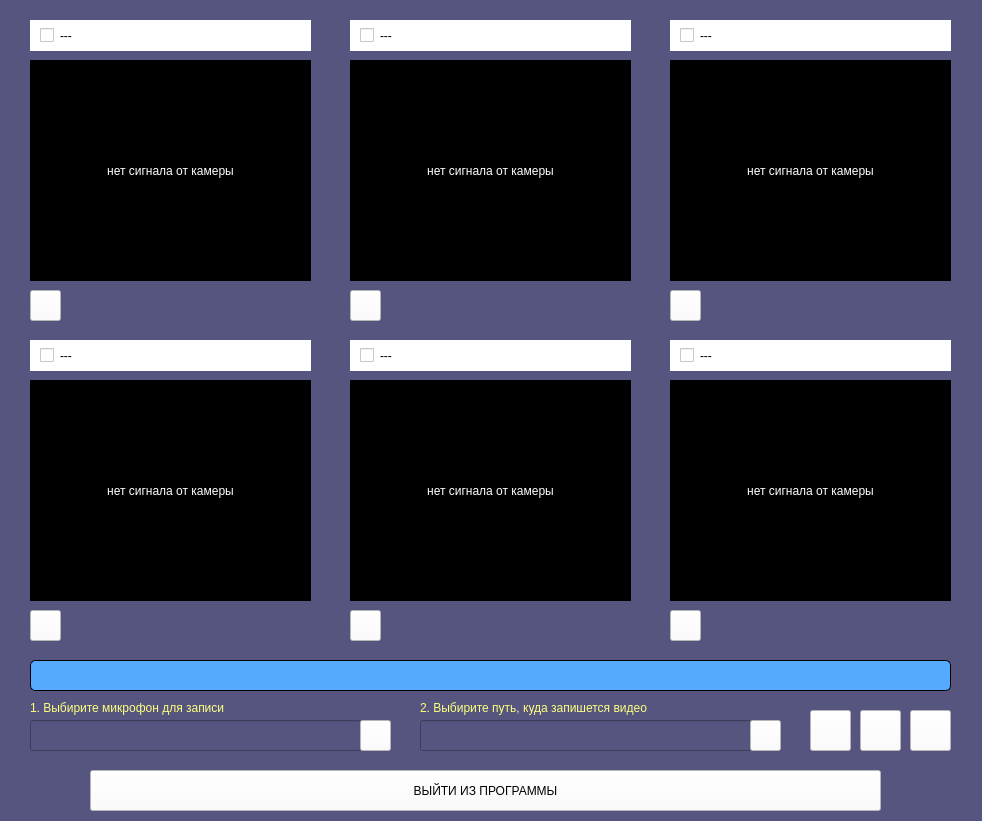
Before: the Qt Designer form GUI/main.ui in dimanchik79/ScoolCam, drawn with Qt 5.
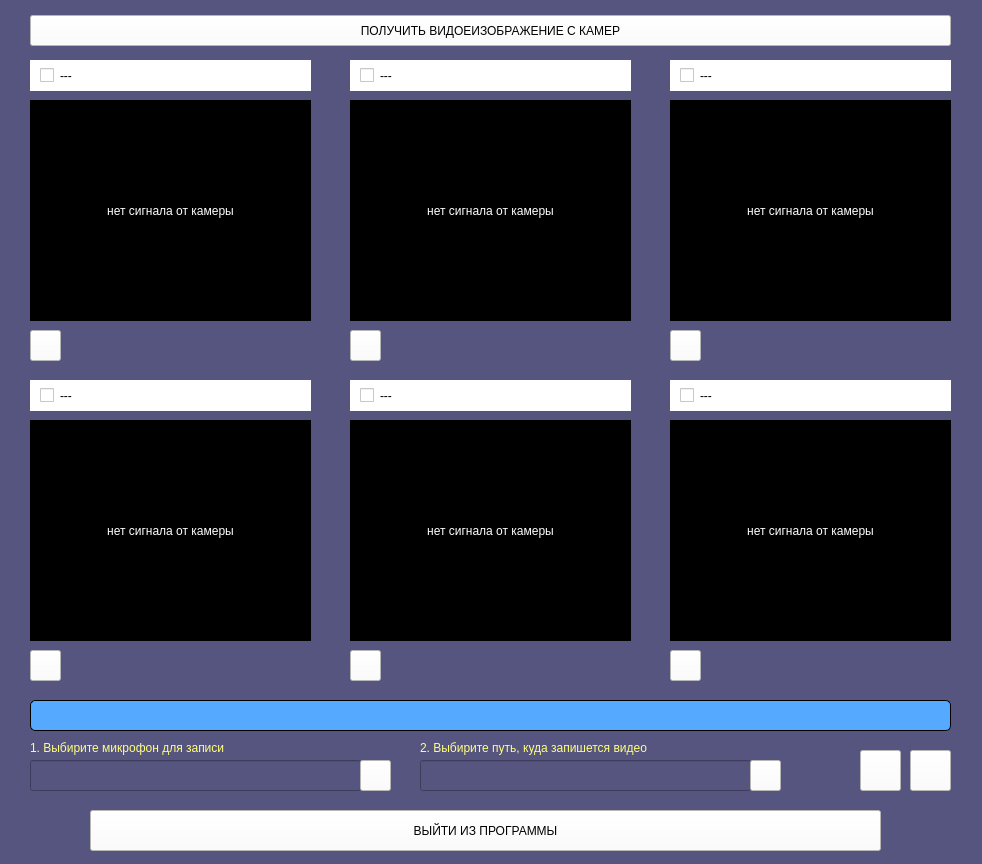
After: the same form once the commit is applied. Icons and pictures are not drawn.

Commit message: time one

Diff of the .ui file:
```diff
--- a/GUI/main.ui
+++ b/GUI/main.ui
@@ -10,7 +10,7 @@
     <x>0</x>
     <y>0</y>
     <width>982</width>
-    <height>821</height>
+    <height>864</height>
    </rect>
   </property>
   <property name="windowTitle">
@@ -31,7 +31,7 @@
     <property name="geometry">
      <rect>
       <x>30</x>
-      <y>700</y>
+      <y>740</y>
       <width>321</width>
       <height>16</height>
      </rect>
@@ -50,7 +50,7 @@
     <property name="geometry">
      <rect>
       <x>30</x>
-      <y>720</y>
+      <y>760</y>
       <width>331</width>
       <height>31</height>
      </rect>
@@ -63,7 +63,7 @@
     <property name="geometry">
      <rect>
       <x>360</x>
-      <y>720</y>
+      <y>760</y>
       <width>31</width>
       <height>31</height>
      </rect>
@@ -83,7 +83,7 @@
     <property name="geometry">
      <rect>
       <x>420</x>
-      <y>700</y>
+      <y>740</y>
       <width>321</width>
       <height>16</height>
      </rect>
@@ -102,7 +102,7 @@
     <property name="geometry">
      <rect>
       <x>420</x>
-      <y>720</y>
+      <y>760</y>
       <width>331</width>
       <height>31</height>
      </rect>
@@ -115,7 +115,7 @@
     <property name="geometry">
      <rect>
       <x>750</x>
-      <y>720</y>
+      <y>760</y>
       <width>31</width>
       <height>31</height>
      </rect>
@@ -134,8 +134,8 @@
    <widget class="QPushButton" name="record">
     <property name="geometry">
      <rect>
-      <x>810</x>
-      <y>710</y>
+      <x>860</x>
+      <y>750</y>
       <width>41</width>
       <height>41</height>
      </rect>
@@ -160,40 +160,11 @@
      </size>
     </property>
    </widget>
-   <widget class="QPushButton" name="pause">
-    <property name="geometry">
-     <rect>
-      <x>860</x>
-      <y>710</y>
-      <width>41</width>
-      <height>41</height>
-     </rect>
-    </property>
-    <property name="toolTip">
-     <string>Поставить на паузу запись</string>
-    </property>
-    <property name="styleSheet">
-     <string notr="true">background-color: rgb(255, 255, 255);</string>
-    </property>
-    <property name="text">
-     <string/>
-    </property>
-    <property name="icon">
-     <iconset>
-      <normaloff>../IMG/pause.png</normaloff>../IMG/pause.png</iconset>
-    </property>
-    <property name="iconSize">
-     <size>
-      <width>36</width>
-      <height>36</height>
-     </size>
-    </property>
-   </widget>
    <widget class="QPushButton" name="stop">
     <property name="geometry">
      <rect>
       <x>910</x>
-      <y>710</y>
+      <y>750</y>
       <width>41</width>
       <height>41</height>
      </rect>
@@ -222,7 +193,7 @@
     <property name="geometry">
      <rect>
       <x>90</x>
-      <y>770</y>
+      <y>810</y>
       <width>791</width>
       <height>41</height>
      </rect>
@@ -242,7 +213,7 @@
     <property name="geometry">
      <rect>
       <x>350</x>
-      <y>340</y>
+      <y>380</y>
       <width>281</width>
       <height>31</height>
      </rect>
@@ -263,7 +234,7 @@
     <property name="geometry">
      <rect>
       <x>30</x>
-      <y>340</y>
+      <y>380</y>
       <width>281</width>
       <height>31</height>
      </rect>
@@ -284,7 +255,7 @@
     <property name="geometry">
      <rect>
       <x>350</x>
-      <y>380</y>
+      <y>420</y>
       <width>281</width>
       <height>221</height>
      </rect>
@@ -304,7 +275,7 @@
     <property name="geometry">
      <rect>
       <x>350</x>
-      <y>20</y>
+      <y>60</y>
       <width>281</width>
       <height>31</height>
      </rect>
@@ -325,7 +296,7 @@
     <property name="geometry">
      <rect>
       <x>670</x>
-      <y>60</y>
+      <y>100</y>
       <width>281</width>
       <height>221</height>
      </rect>
@@ -345,7 +316,7 @@
     <property name="geometry">
      <rect>
       <x>30</x>
-      <y>20</y>
+      <y>60</y>
       <width>281</width>
       <height>31</height>
      </rect>
@@ -366,7 +337,7 @@
     <property name="geometry">
      <rect>
       <x>670</x>
-      <y>20</y>
+      <y>60</y>
       <width>281</width>
       <height>31</height>
      </rect>
@@ -387,7 +358,7 @@
     <property name="geometry">
      <rect>
       <x>30</x>
-      <y>380</y>
+      <y>420</y>
       <width>281</width>
       <height>221</height>
      </rect>
@@ -407,7 +378,7 @@
     <property name="geometry">
      <rect>
       <x>30</x>
-      <y>60</y>
+      <y>100</y>
       <width>281</width>
       <height>221</height>
      </rect>
@@ -427,7 +398,7 @@
     <property name="geometry">
      <rect>
       <x>670</x>
-      <y>380</y>
+      <y>420</y>
       <width>281</width>
       <height>221</height>
      </rect>
@@ -447,7 +418,7 @@
     <property name="geometry">
      <rect>
       <x>350</x>
-      <y>60</y>
+      <y>100</y>
       <width>281</width>
       <height>221</height>
      </rect>
@@ -467,7 +438,7 @@
     <property name="geometry">
      <rect>
       <x>670</x>
-      <y>340</y>
+      <y>380</y>
       <width>281</width>
       <height>31</height>
      </rect>
@@ -491,7 +462,7 @@
     <property name="geometry">
      <rect>
       <x>30</x>
-      <y>290</y>
+      <y>330</y>
       <width>31</width>
       <height>31</height>
      </rect>
@@ -517,7 +488,7 @@
     <property name="geometry">
      <rect>
       <x>350</x>
-      <y>290</y>
+      <y>330</y>
       <width>31</width>
       <height>31</height>
      </rect>
@@ -543,7 +514,7 @@
     <property name="geometry">
      <rect>
       <x>670</x>
-      <y>290</y>
+      <y>330</y>
       <width>31</width>
       <height>31</height>
      </rect>
@@ -569,7 +540,7 @@
     <property name="geometry">
      <rect>
       <x>30</x>
-      <y>610</y>
+      <y>650</y>
       <width>31</width>
       <height>31</height>
      </rect>
@@ -595,7 +566,7 @@
     <property name="geometry">
      <rect>
       <x>350</x>
-      <y>610</y>
+      <y>650</y>
       <width>31</width>
       <height>31</height>
      </rect>
@@ -621,7 +592,7 @@
     <property name="geometry">
      <rect>
       <x>670</x>
-      <y>610</y>
+      <y>650</y>
       <width>31</width>
       <height>31</height>
      </rect>
@@ -647,7 +618,7 @@
     <property name="geometry">
      <rect>
       <x>30</x>
-      <y>660</y>
+      <y>700</y>
       <width>921</width>
       <height>31</height>
      </rect>
@@ -670,6 +641,26 @@
      <set>Qt::AlignCenter</set>
     </property>
    </widget>
+   <widget class="QPushButton" name="button">
+    <property name="geometry">
+     <rect>
+      <x>30</x>
+      <y>15</y>
+      <width>921</width>
+      <height>31</height>
+     </rect>
+    </property>
+    <property name="styleSheet">
+     <string notr="true">background-color: rgb(255, 255, 255);</string>
+    </property>
+    <property name="text">
+     <string>ПОЛУЧИТЬ ВИДОЕИЗОБРАЖЕНИЕ С КАМЕР</string>
+    </property>
+    <property name="icon">
+     <iconset>
+      <normaloff>../IMG/edit.png</normaloff>../IMG/edit.png</iconset>
+    </property>
+   </widget>
   </widget>
  </widget>
  <resources/>
```
The commit also changes 2 other files.
